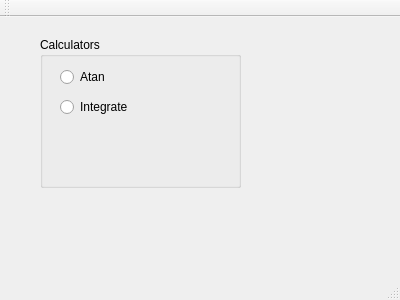
This is QtPi/mainwindow.ui in kzhereb/knu-is-ooop2019 as Qt 5 draws it before an edit. The edited form follows.
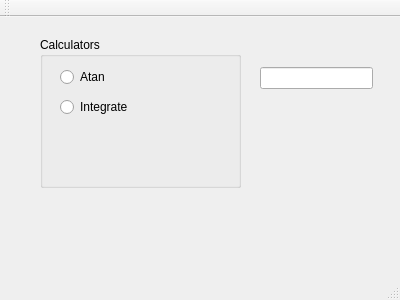
This is the edited form.

Commit message: Added LineEdit to enter number of steps

```diff
--- a/QtPi/mainwindow.ui
+++ b/QtPi/mainwindow.ui
@@ -53,6 +53,16 @@
      </property>
     </widget>
    </widget>
+   <widget class="QLineEdit" name="leSteps">
+    <property name="geometry">
+     <rect>
+      <x>260</x>
+      <y>50</y>
+      <width>113</width>
+      <height>22</height>
+     </rect>
+    </property>
+   </widget>
   </widget>
   <widget class="QMenuBar" name="menuBar">
    <property name="geometry">
```
The commit also changes 1 other file.
